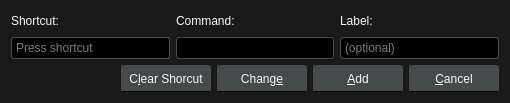
Above: src/ui/keydialog.ui from gitter-badger/mochi-player before the change. Below: the same form after it.
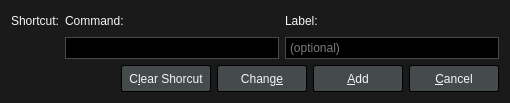
That is the form after the change. Custom widgets are drawn as their Qt base class.

The edit to the form file:
```diff
--- a/src/ui/keydialog.ui
+++ b/src/ui/keydialog.ui
@@ -23,9 +23,8 @@
 /* QLineEdit */
 
 QLineEdit {
-	background: black;
+	background: #000;
 	border: 1px solid #454A4D;
-	border-radius: 2px;
 	padding: 2px;
 }
 QLineEdit:focus {
@@ -36,8 +35,7 @@
 
 QPushButton {
 	background: #454A4D;
-	border: 1px solid #454A4D;
-	border-bottom: 1px solid black;
+	border: 1px solid #000;
 	border-radius: 2px;
 	color: whitesmoke;
 	min-width: 76px;
@@ -54,15 +52,12 @@
 QPushButton:disabled {
 	background: transparent;
 	border: 1px solid #454A4D;
-	color: #B8B8B8;
+	color: #6F6F6F;
 }</string>
   </property>
   <layout class="QVBoxLayout" name="verticalLayout">
    <item>
     <layout class="QGridLayout" name="gridLayout">
-     <item row="1" column="0">
-      <widget class="QKeySequenceEdit" name="keySequenceEdit"/>
-     </item>
      <item row="1" column="1">
       <widget class="QLineEdit" name="commandLineEdit">
        <property name="clearButtonEnabled">
@@ -101,6 +96,9 @@
        </property>
       </widget>
      </item>
+     <item row="1" column="0">
+      <widget class="keysequenceedit" name="keySequenceEdit" native="true"/>
+     </item>
     </layout>
    </item>
    <item>
@@ -156,6 +154,14 @@
    </item>
   </layout>
  </widget>
+ <customwidgets>
+  <customwidget>
+   <class>keysequenceedit</class>
+   <extends>QWidget</extends>
+   <header>widgets/keysequenceedit.h</header>
+   <container>1</container>
+  </customwidget>
+ </customwidgets>
  <tabstops>
   <tabstop>clearButton</tabstop>
   <tabstop>changeButton</tabstop>
```
